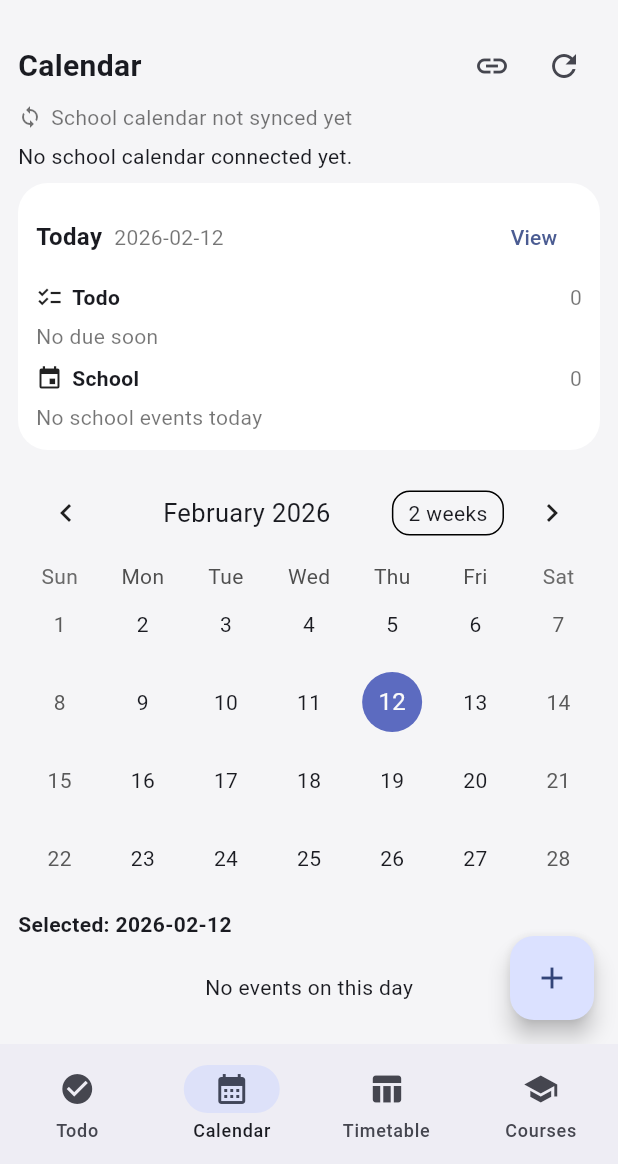
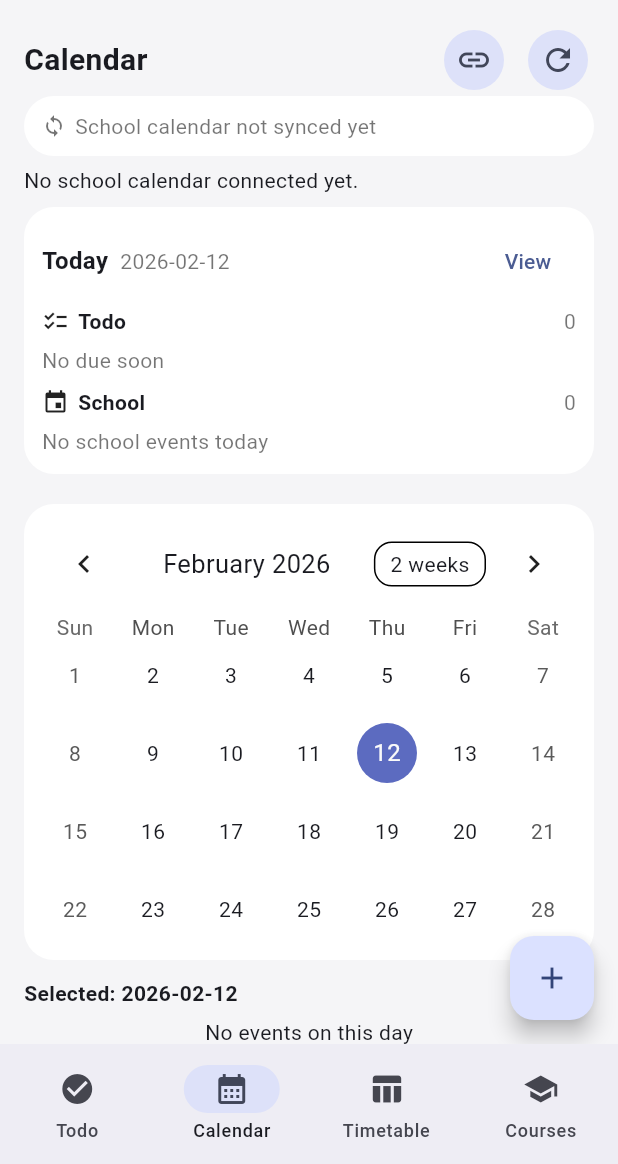
Before and after one commit to minwoo-khu/Campusmate, a Flutter app: the screen it shows after launch, item 2 of the bottom bar chosen, after a tap on the "refresh" icon, on a phone screen of 412 x 824 dp, the part 72-1236 px from its top. Run offline on Flutter 3.47's test engine with Material 3 defaults, Android fonts, the light colour scheme and no system bars; drawn by our look-alikes of table_calendar; our stand-ins replace file_picker, flutter_local_notifications, flutter_timezone, hive, hive_flutter, shared_preferences and 1 more; missing offline and left inert: pdfx; accounts and stored records are empty.

Commit message:
feat: refine todo and calendar UI flows

```diff
--- a/apps/mobile/lib/features/calendar/calendar_screen.dart
+++ b/apps/mobile/lib/features/calendar/calendar_screen.dart
@@ -273,7 +273,7 @@ class _CalendarScreenState extends State<CalendarScreen> {
       body: RefreshIndicator(
         onRefresh: _loadIcs,
         child: Padding(
-          padding: const EdgeInsets.all(12),
+          padding: const EdgeInsets.fromLTRB(16, 8, 16, 0),
           child: Column(
             crossAxisAlignment: CrossAxisAlignment.start,
             children: [
@@ -285,12 +285,13 @@ class _CalendarScreenState extends State<CalendarScreen> {
                     style: TextStyle(fontSize: 20, fontWeight: FontWeight.bold),
                   ),
                   const Spacer(),
-                  IconButton(
+                  IconButton.filledTonal(
                     onPressed: _openIcsSettings,
                     icon: const Icon(Icons.link),
                     tooltip: 'School calendar (ICS)',
                   ),
-                  IconButton(
+                  const SizedBox(width: 8),
+                  IconButton.filledTonal(
                     onPressed: _loadIcs,
                     icon: const Icon(Icons.refresh),
                     tooltip: 'Refresh',
@@ -298,17 +299,24 @@ class _CalendarScreenState extends State<CalendarScreen> {
                 ],
               ),
 
-              Row(
+              Card(
+                child: Padding(
+                  padding: const EdgeInsets.symmetric(horizontal: 12, vertical: 10),
+                  child: Row(
                     children: [
                       const Icon(Icons.sync, size: 16, color: Colors.black54),
                       const SizedBox(width: 6),
-                  Text(
+                      Expanded(
+                        child: Text(
                           _lastIcsSyncAt == null
                               ? 'School calendar not synced yet'
                               : 'Last sync: ${_fmtSyncLabel(_lastIcsSyncAt!)}',
                           style: const TextStyle(color: Colors.black54),
                         ),
+                      ),
                     ],
+                  ),
+                ),
               ),
 
               if (_loading) const LinearProgressIndicator(),
@@ -384,7 +392,12 @@ class _CalendarScreenState extends State<CalendarScreen> {
                       children: [
                         _buildTodayPanel(box),
 
-                        TableCalendar<_CalItem>(
+                        const SizedBox(height: 10),
+
+                        Card(
+                          child: Padding(
+                            padding: const EdgeInsets.all(8),
+                            child: TableCalendar<_CalItem>(
                               firstDay: DateTime.utc(2000, 1, 1),
                               lastDay: DateTime.utc(2100, 12, 31),
                               focusedDay: _focusedDay,
@@ -406,8 +419,10 @@ class _CalendarScreenState extends State<CalendarScreen> {
                                 formatButtonVisible: true,
                               ),
                             ),
+                          ),
+                        ),
 
-                        const SizedBox(height: 8),
+                        const SizedBox(height: 12),
                         Align(
                           alignment: Alignment.centerLeft,
                           child: Text(
@@ -420,16 +435,18 @@ class _CalendarScreenState extends State<CalendarScreen> {
                         Expanded(
                           child: selectedItems.isEmpty
                               ? const Center(child: Text('No events on this day'))
-                              : ListView.separated(
+                              : ListView.builder(
+                                  padding: const EdgeInsets.only(bottom: 120),
                                   itemCount: selectedItems.length,
-                                  separatorBuilder: (_, __) =>
-                                      const Divider(height: 1),
                                   itemBuilder: (_, i) {
                                     final it = selectedItems[i];
                                     final tag =
                                         it.source == _Source.todo ? 'TODO' : 'SCHOOL';
 
-                                    return ListTile(
+                                    return Padding(
+                                      padding: const EdgeInsets.only(bottom: 8),
+                                      child: Card(
+                                        child: ListTile(
                                           leading: it.source == _Source.todo
                                               ? const Icon(Icons.check_circle_outline)
                                               : const Icon(Icons.event_note),
@@ -438,6 +455,8 @@ class _CalendarScreenState extends State<CalendarScreen> {
                                           trailing: it.source == _Source.todo && it.done
                                               ? const Icon(Icons.check, color: Colors.green)
                                               : null,
+                                        ),
+                                      ),
                                     );
                                   },
                                 ),
--- a/apps/mobile/lib/features/todo/todo_screen.dart
+++ b/apps/mobile/lib/features/todo/todo_screen.dart
@@ -204,37 +204,54 @@ class _TodoScreenState extends State<TodoScreen> {
           return Column(
             children: [
               Padding(
-                padding: const EdgeInsets.fromLTRB(12, 8, 12, 4),
+                padding: const EdgeInsets.fromLTRB(16, 10, 16, 8),
+                child: SingleChildScrollView(
+                  scrollDirection: Axis.horizontal,
                   child: Row(
                     children: [
                       ChoiceChip(
-                      label: const Text('전체'),
+                        label: Text(
+                          '전체 ${allItems.length}',
+                          style: TextStyle(
+                            color: _filter == _TodoViewFilter.all
+                                ? Colors.white
+                                : Colors.black,
+                          ),
+                        ),
                         selected: _filter == _TodoViewFilter.all,
-                      selectedColor: Theme.of(context).colorScheme.primary,
-                      labelStyle: TextStyle(
-                        color: _filter == _TodoViewFilter.all ? Colors.white : Colors.black,
+                        onSelected: (_) =>
+                            setState(() => _filter = _TodoViewFilter.all),
                       ),
-                      onSelected: (_) => setState(() => _filter = _TodoViewFilter.all),
+                      const SizedBox(width: 8),
+                      ChoiceChip(
+                        label: Text(
+                          '진행 ${allItems.where((t) => !t.completed).length}',
+                          style: TextStyle(
+                            color: _filter == _TodoViewFilter.active
+                                ? Colors.white
+                                : Colors.black,
                           ),
+                        ),
+                        selected: _filter == _TodoViewFilter.active,
+                        onSelected: (_) =>
+                            setState(() => _filter = _TodoViewFilter.active),
+                      ),
+                      const SizedBox(width: 8),
                       ChoiceChip(
-                      label: const Text('진행'),
-                      selected: _filter == _TodoViewFilter.active,
-                      selectedColor: Theme.of(context).colorScheme.primary,
-                      labelStyle: TextStyle(
-                        color: _filter == _TodoViewFilter.active ? Colors.white : Colors.black,
+                        label: Text(
+                          '완료 ${allItems.where((t) => t.completed).length}',
+                          style: TextStyle(
+                            color: _filter == _TodoViewFilter.completed
+                                ? Colors.white
+                                : Colors.black,
                           ),
-                      onSelected: (_) => setState(() => _filter = _TodoViewFilter.active),
                         ),
-                    ChoiceChip(
-                      label: const Text('완료'),
                         selected: _filter == _TodoViewFilter.completed,
-                      selectedColor: Theme.of(context).colorScheme.primary,
-                      labelStyle: TextStyle(
-                        color: _filter == _TodoViewFilter.completed ? Colors.white : Colors.black,
-                      ),
-                      onSelected: (_) => setState(() => _filter = _TodoViewFilter.completed),
+                        onSelected: (_) =>
+                            setState(() => _filter = _TodoViewFilter.completed),
                       ),
                     ],
+                  ),
                 ),
               ),
               Expanded(
@@ -242,6 +259,7 @@ class _TodoScreenState extends State<TodoScreen> {
                     ? const Center(child: Text('조건에 맞는 Todo가 없어.'))
                     : ListView.builder(
                         controller: _scroll,
+                        padding: const EdgeInsets.fromLTRB(16, 4, 16, 120),
                         itemCount: items.length,
                         itemBuilder: (_, i) {
                           final t = items[i];
@@ -258,16 +276,24 @@ class _TodoScreenState extends State<TodoScreen> {
                               _highlightUntil != null &&
                               DateTime.now().isBefore(_highlightUntil!));
 
-                          return Dismissible(
+                          return Padding(
+                            padding: const EdgeInsets.only(bottom: 10),
+                            child: Dismissible(
                               key: ValueKey('${t.key}_${t.id}'),
                               background: Container(
+                                decoration: BoxDecoration(
                                   color: Colors.red,
+                                  borderRadius: BorderRadius.circular(20),
+                                ),
                                 alignment: Alignment.centerLeft,
                                 padding: const EdgeInsets.symmetric(horizontal: 16),
                                 child: const Icon(Icons.delete, color: Colors.white),
                               ),
                               secondaryBackground: Container(
+                                decoration: BoxDecoration(
                                   color: Colors.red,
+                                  borderRadius: BorderRadius.circular(20),
+                                ),
                                 alignment: Alignment.centerRight,
                                 padding: const EdgeInsets.symmetric(horizontal: 16),
                                 child: const Icon(Icons.delete, color: Colors.white),
@@ -275,16 +301,21 @@ class _TodoScreenState extends State<TodoScreen> {
                               onDismissed: (_) async {
                                 await todoRepo.remove(t);
                               },
+                              child: Card(
+                                color: isHighlight
+                                    ? Theme.of(context).colorScheme.primaryContainer
+                                    : Colors.white,
                                 child: ListTile(
-                              tileColor: isHighlight
-                                  ? Theme.of(context).colorScheme.primaryContainer
-                                  : null,
+                                  contentPadding: const EdgeInsets.symmetric(
+                                    horizontal: 14,
+                                    vertical: 4,
+                                  ),
                                   onTap: () => _openEdit(context, t),
                                   leading: Checkbox(
                                     value: t.completed,
                                     onChanged: (_) async {
                                       await todoRepo.toggle(t);
-                                  setState(() {}); // highlight 유지/표시 갱신용
+                                      setState(() {});
                                     },
                                   ),
                                   title: Text(
@@ -292,11 +323,12 @@ class _TodoScreenState extends State<TodoScreen> {
                                     maxLines: 1,
                                     overflow: TextOverflow.ellipsis,
                                     style: TextStyle(
-                                  decoration:
-                                      t.completed ? TextDecoration.lineThrough : null,
+                                      fontWeight: FontWeight.w600,
+                                      decoration: t.completed
+                                          ? TextDecoration.lineThrough
+                                          : null,
                                     ),
                                   ),
-
                                   subtitle: (dueStr == null && remindStr == null)
                                       ? null
                                       : Text(
@@ -343,6 +375,8 @@ class _TodoScreenState extends State<TodoScreen> {
                                     ],
                                   ),
                                 ),
+                              ),
+                            ),
                           );
                         },
                       ),
--- a/apps/mobile/lib/main.dart
+++ b/apps/mobile/lib/main.dart
@@ -68,10 +68,22 @@ class CampusMateApp extends StatelessWidget {
           ),
         ),
         chipTheme: base.chipTheme.copyWith(
-          side: BorderSide.none,
-          selectedColor: Colors.black,
-          backgroundColor: Colors.white,
-          labelStyle: const TextStyle(fontWeight: FontWeight.w600),
+          side: const BorderSide(color: Color(0xFFE5E7EB)),
+          color: WidgetStateProperty.resolveWith((states) {
+            if (states.contains(WidgetState.selected)) {
+              return Colors.black;
+            }
+            return Colors.white;
+          }),
+          labelStyle: const TextStyle(
+            fontWeight: FontWeight.w600,
+            color: Color(0xFF111827),
+          ),
+          secondaryLabelStyle: const TextStyle(
+            fontWeight: FontWeight.w600,
+            color: Colors.white,
+          ),
+          checkmarkColor: Colors.white,
         ),
         dividerTheme: const DividerThemeData(color: Color(0xFFE5E7EB)),
       ),
```
Lines whose indentation alone changed are shown as unchanged.
